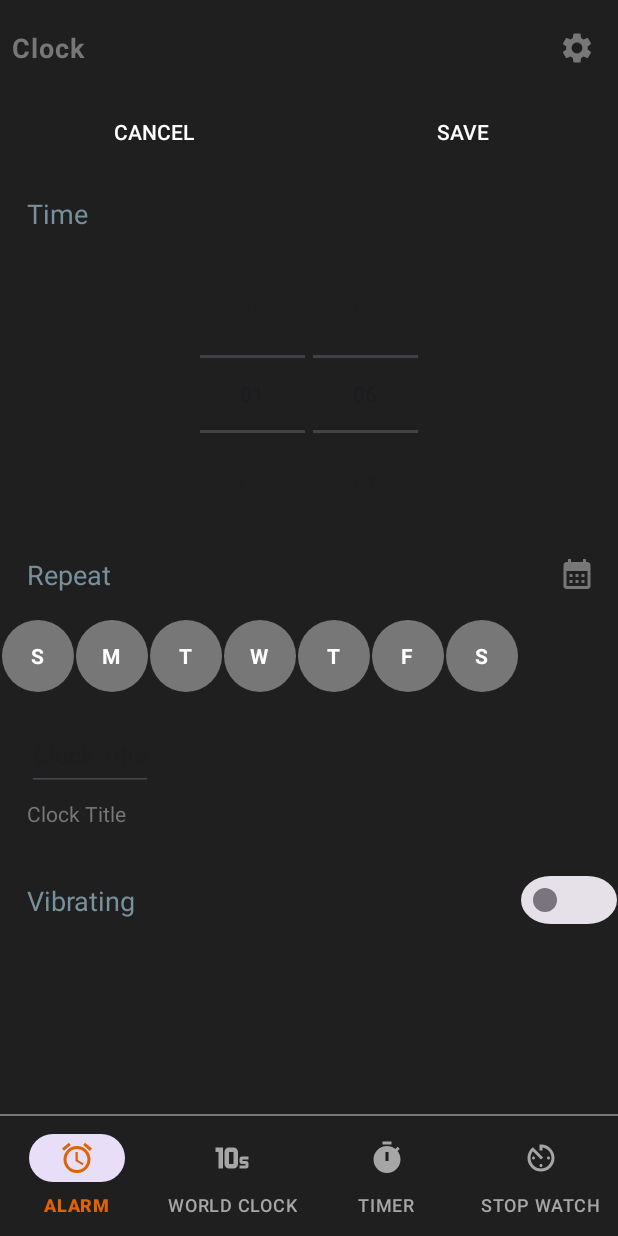
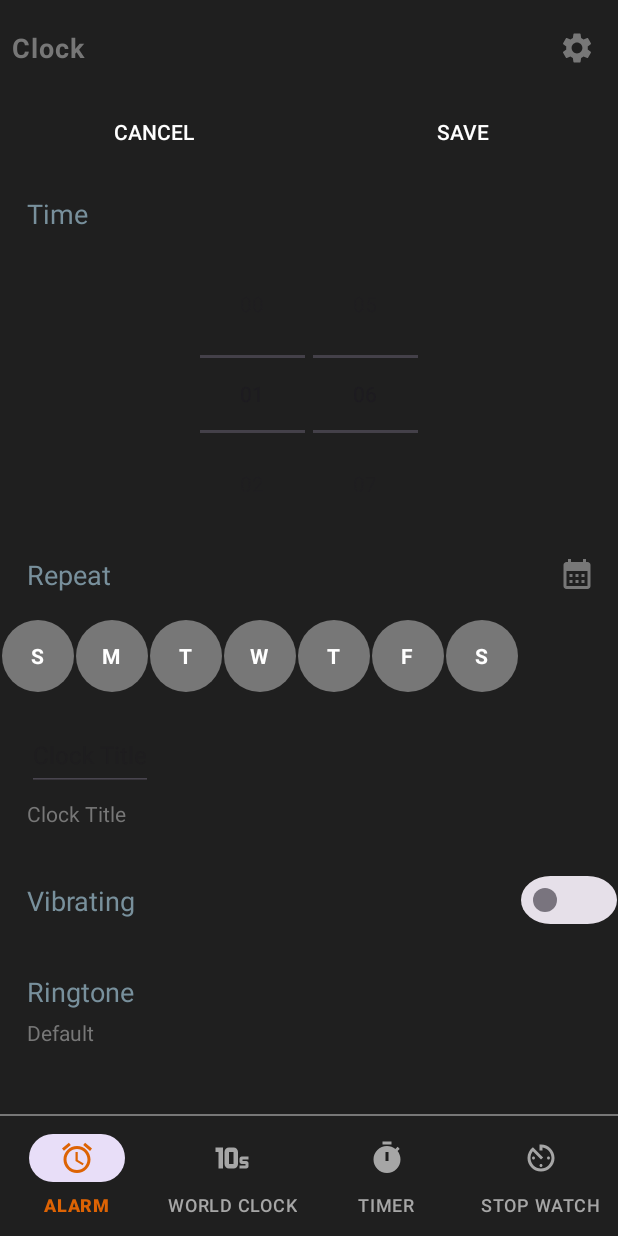
Before and after one commit to umutsaydam/AlarmApp, an Android app: the SetAlarmFragment screen opened through its navigation route, on a phone screen of 412 x 824 dp. Run offline under Robolectric (Android 15) with nearby library versions, the phone set to English and light mode, and no system bars; our stand-ins replace Room's generated code, navigation-ui.

Commit message:
ringtone picker added

```diff
--- a/app/src/main/java/com/umutsaydam/alarmapp/AlarmReceiver.kt
+++ b/app/src/main/java/com/umutsaydam/alarmapp/AlarmReceiver.kt
@@ -8,8 +8,6 @@ import com.umutsaydam.alarmapp.db.AlarmDatabase
 import com.umutsaydam.alarmapp.helpers.AlarmSchedule
 import com.umutsaydam.alarmapp.helpers.Alarms
 import com.umutsaydam.alarmapp.helpers.IAlarmManager
-import com.umutsaydam.alarmapp.helpers.IVibrator
-import com.umutsaydam.alarmapp.helpers.Vibrator
 import com.umutsaydam.alarmapp.repository.AlarmRepository
 import com.umutsaydam.alarmapp.ui.TimesUpActivity
 import kotlinx.coroutines.CoroutineScope
@@ -45,6 +43,8 @@ class AlarmReceiver : BroadcastReceiver() {
 
                 val myIntent = Intent(context, TimesUpActivity::class.java)
                 myIntent.putExtra("alarmVibrating", alarmModel.alarmVibrating)
+                myIntent.putExtra("alarmRingtoneUri", alarmModel.alarmRingtoneUri)
+
                 myIntent.addFlags(Intent.FLAG_ACTIVITY_NEW_TASK)
                 context.startActivity(myIntent)
             }
--- a/app/src/main/java/com/umutsaydam/alarmapp/db/AlarmDatabase.kt
+++ b/app/src/main/java/com/umutsaydam/alarmapp/db/AlarmDatabase.kt
@@ -10,7 +10,7 @@ import com.umutsaydam.alarmapp.utils.Converters
 
 @Database(
     entities = [AlarmModel::class],
-    version =6,
+    version =7,
     exportSchema = false
 )
 @TypeConverters(Converters::class)
--- /dev/null
+++ b/app/src/main/java/com/umutsaydam/alarmapp/helpers/IRingtonePlayer.kt
@@ -0,0 +1,6 @@
+package com.umutsaydam.alarmapp.helpers
+
+interface IRingtonePlayer {
+    fun playRingtone()
+    fun stopRingtone()
+}
--- /dev/null
+++ b/app/src/main/java/com/umutsaydam/alarmapp/helpers/IRingtoneSelector.kt
@@ -0,0 +1,7 @@
+package com.umutsaydam.alarmapp.helpers
+
+interface IRingtoneSelector {
+    fun selectRingtone()
+    fun selectDefaultRingtone()
+    fun currentRingtone(): String
+}
--- a/app/src/main/java/com/umutsaydam/alarmapp/models/AlarmModel.kt
+++ b/app/src/main/java/com/umutsaydam/alarmapp/models/AlarmModel.kt
@@ -16,6 +16,7 @@ data class AlarmModel(
     var alarmRepeat: List<Int> = listOf(),
     var alarmEnabled: Boolean = true,
     var alarmVibrating: Boolean = false,
+    val alarmRingtoneUri: String? = "",
 ) : Parcelable {
     constructor(parcel: Parcel) : this(
         parcel.readInt(),
@@ -24,6 +25,7 @@ data class AlarmModel(
         parcel.createIntArray()?.toList() ?: listOf<Int>(),
         parcel.readByte() != 0.toByte(),
         parcel.readByte() != 0.toByte(),
+        parcel.readString(),
     ) {
     }
 
@@ -34,6 +36,7 @@ data class AlarmModel(
         parcel.writeList(alarmRepeat)
         parcel.writeByte(if (alarmEnabled) 1 else 0)
         parcel.writeByte(if (alarmVibrating) 1 else 0)
+        parcel.writeString(alarmRingtoneUri)
     }
 
     override fun describeContents(): Int {
--- a/app/src/main/java/com/umutsaydam/alarmapp/ui/fragments/SetAlarmFragment.kt
+++ b/app/src/main/java/com/umutsaydam/alarmapp/ui/fragments/SetAlarmFragment.kt
@@ -12,6 +12,8 @@ import androidx.recyclerview.widget.LinearLayoutManager
 import com.umutsaydam.alarmapp.adapters.RepeatAdapter
 import com.umutsaydam.alarmapp.databinding.FragmentSetAlarmBinding
 import com.umutsaydam.alarmapp.db.AlarmDatabase
+import com.umutsaydam.alarmapp.helpers.IRingtoneSelector
+import com.umutsaydam.alarmapp.helpers.RingtoneSelector
 import com.umutsaydam.alarmapp.models.RepeatDaysItemModel
 import com.umutsaydam.alarmapp.repository.AlarmRepository
 import com.umutsaydam.alarmapp.ui.viewmodels.AlarmViewModel
@@ -19,7 +21,7 @@ import com.umutsaydam.alarmapp.ui.viewmodels.AlarmsViewModelFactory
 import com.umutsaydam.alarmapp.utils.SetCheckedListener
 import java.util.Calendar
 
-class SetAlarmFragment : Fragment(), SetCheckedListener {
+class SetAlarmFragment : Fragment(), IRingtoneSelector, SetCheckedListener {
     private var _binding: FragmentSetAlarmBinding? = null
     private val binding get() = _binding!!
     private var timeInMillis: Long = 0
@@ -27,6 +29,8 @@ class SetAlarmFragment : Fragment(), SetCheckedListener {
     private lateinit var selected: Calendar
     private val dayList = ArrayList<Int>()
     private var alarmVibrating = false
+    private var alarmRingtoneUri: String? = null
+    private lateinit var ringtoneSelector: IRingtoneSelector
 
     override fun onCreateView(
         inflater: LayoutInflater, container: ViewGroup?,
@@ -34,6 +38,7 @@ class SetAlarmFragment : Fragment(), SetCheckedListener {
     ): View {
         _binding = FragmentSetAlarmBinding.inflate(inflater, container, false)
 
+        ringtoneSelector = RingtoneSelector(this)
         initViewModel()
         initCalendar()
         initUI()
@@ -61,9 +66,11 @@ class SetAlarmFragment : Fragment(), SetCheckedListener {
         binding.btAlarmSave.setOnClickListener {
             val title = binding.tvClockTitle.text.toString()
             Log.d("R/T", "$dayList")
-            viewModel.addAlarm(title, timeInMillis, dayList, alarmVibrating).invokeOnCompletion {
-                findNavController().popBackStack()
-            }
+            alarmRingtoneUri = ringtoneSelector.currentRingtone()
+            viewModel.addAlarm(title, timeInMillis, dayList, alarmVibrating, alarmRingtoneUri)
+                .invokeOnCompletion {
+                    findNavController().popBackStack()
+                }
         }
 
         binding.switchVibrating.setOnCheckedChangeListener { p0, p1 ->
@@ -73,6 +80,10 @@ class SetAlarmFragment : Fragment(), SetCheckedListener {
         binding.linearLayoutVibrating.setOnClickListener {
             alarmVibrating = !alarmVibrating
             binding.switchVibrating.isChecked = alarmVibrating
+        }
+
+        binding.linearLayoutRingtone.setOnClickListener {
+            ringtoneSelector.selectRingtone()
         }
     }
 
@@ -106,6 +117,18 @@ class SetAlarmFragment : Fragment(), SetCheckedListener {
         )[AlarmViewModel::class.java]
     }
 
+    override fun selectRingtone() {
+        ringtoneSelector.selectRingtone()
+    }
+
+    override fun selectDefaultRingtone() {
+        ringtoneSelector.selectDefaultRingtone()
+    }
+
+    override fun currentRingtone(): String {
+        return ringtoneSelector.currentRingtone()
+    }
+
     override fun onDestroy() {
         super.onDestroy()
         _binding = null
--- a/app/src/main/java/com/umutsaydam/alarmapp/ui/viewmodels/AlarmViewModel.kt
+++ b/app/src/main/java/com/umutsaydam/alarmapp/ui/viewmodels/AlarmViewModel.kt
@@ -17,13 +17,19 @@ class AlarmViewModel(context: Context, private val alarmRepository: AlarmReposit
 
     fun getAlarms() = alarmRepository.getAllAlarms()
 
-    fun addAlarm(alarmTitle: String, timeInMillis: Long, alarmRepeat: ArrayList<Int>, alarmVibrating: Boolean) =
+    fun addAlarm(
+        alarmTitle: String,
+        timeInMillis: Long,
+        alarmRepeat: ArrayList<Int>,
+        alarmVibrating: Boolean,
+        alarmRingtoneUri: String?
+    ) =
         viewModelScope.launch {
             alarmRepeat.sort()
             if (alarmRepeat.isEmpty()) alarmRepeat.addAll((1..7).map { it })
             Log.d("R/T", "$alarmRepeat.toString() viewmodel")
 //            val rescheduledTime = alarmSchedule.alarmReschedule(alarmModel)
-            val alarm = AlarmModel(0, alarmTitle, timeInMillis, alarmRepeat, true, alarmVibrating)
+            val alarm = AlarmModel(0, alarmTitle, timeInMillis, alarmRepeat, true, alarmVibrating, alarmRingtoneUri)
             val alarmId = alarmRepository.addAlarm(alarm).toInt()
             alarm.alarmId = alarmId
             alarmManager.createAlarm(alarm)
--- a/app/src/main/res/layout/fragment_set_alarm.xml
+++ b/app/src/main/res/layout/fragment_set_alarm.xml
@@ -132,6 +132,30 @@
                     android:layout_gravity="center_vertical"
                     android:layout_weight="0.1" />
             </LinearLayout>
+
+            <LinearLayout
+                android:id="@+id/linearLayoutRingtone"
+                android:layout_width="match_parent"
+                android:layout_height="wrap_content"
+                android:layout_margin="18dp"
+                android:orientation="vertical">
+
+                <TextView
+                    android:layout_width="wrap_content"
+                    android:layout_height="wrap_content"
+                    android:text="@string/ringtone"
+                    android:textColor="#78909C"
+                    android:textSize="18sp" />
+
+                <TextView
+                    android:id="@+id/tvClockRingtoneDefault"
+                    android:layout_width="wrap_content"
+                    android:layout_height="wrap_content"
+                    android:layout_marginTop="5dp"
+                    android:text="@string/default_ringtone"
+                    android:textColor="@color/header"
+                    android:textSize="14sp" />
+            </LinearLayout>
         </LinearLayout>
     </ScrollView>
 </LinearLayout>
--- a/app/src/main/res/values/strings.xml
+++ b/app/src/main/res/values/strings.xml
@@ -16,4 +16,6 @@
     <string name="cancel">Cancel</string>
     <string name="save">Save</string>
     <string name="vibrating">Vibrating</string>
+    <string name="ringtone">Ringtone</string>
+    <string name="default_ringtone">Default</string>
 </resources>
```
Also changed, not shown: app/src/main/java/com/umutsaydam/alarmapp/helpers/RingtonePlayer.kt (added, +20 -0 lines), app/src/main/java/com/umutsaydam/alarmapp/helpers/RingtoneSelector.kt (added, +50 -0 lines), app/src/main/java/com/umutsaydam/alarmapp/ui/TimesUpActivity.kt (+22 -18 lines).
